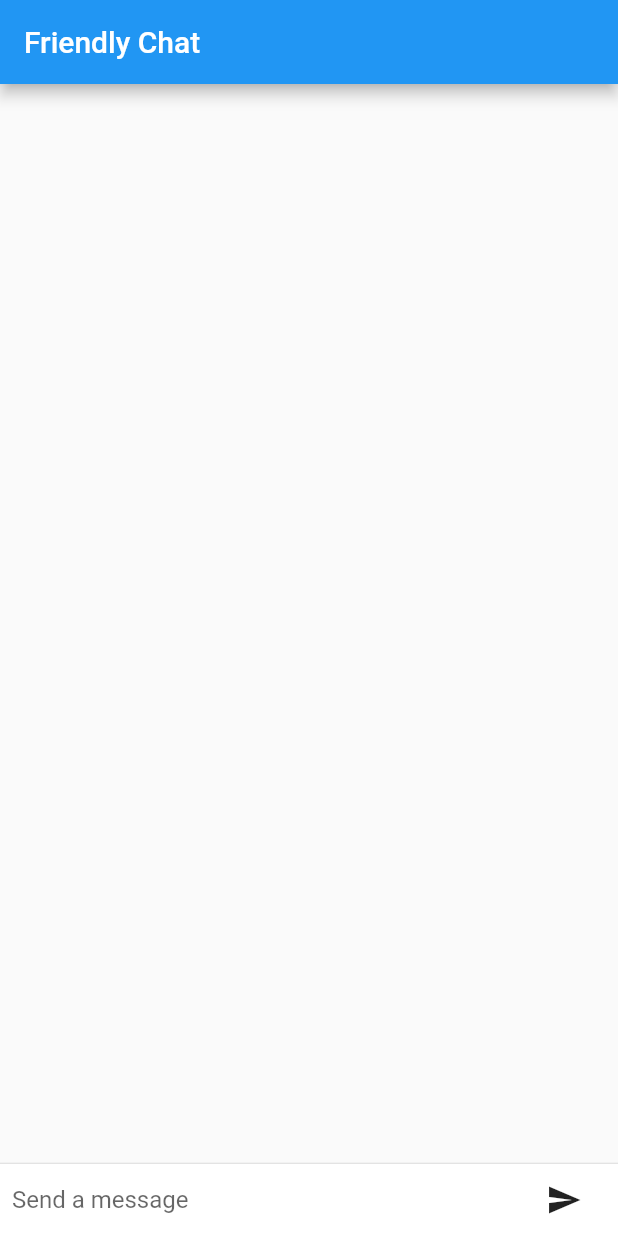
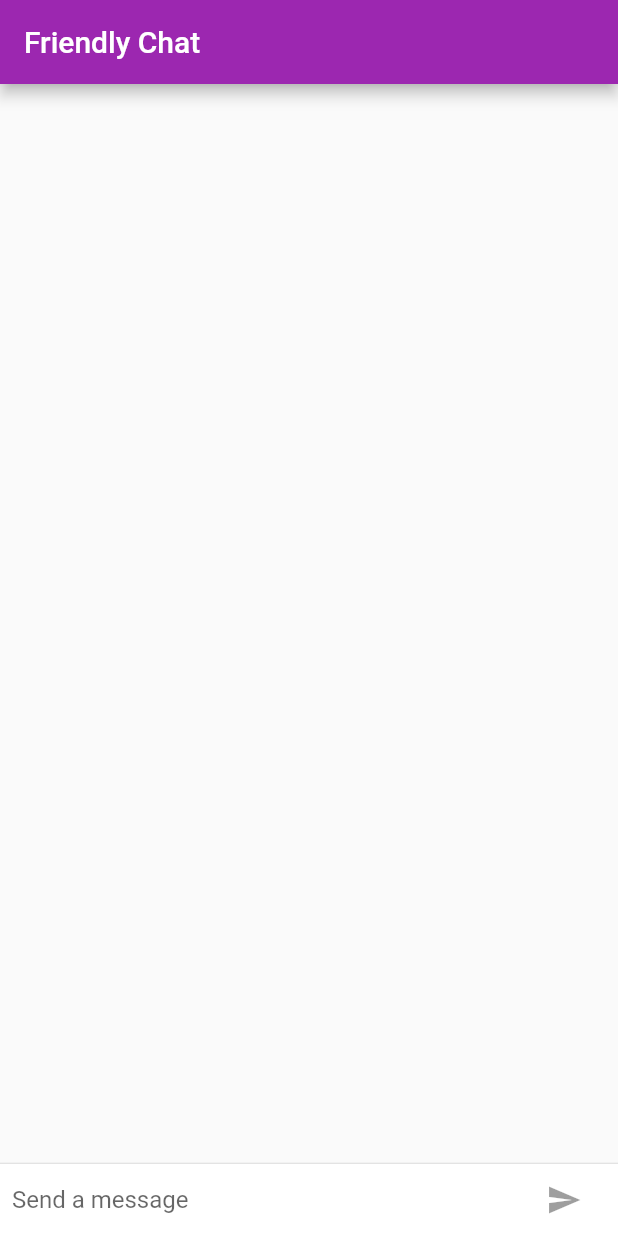
Before and after one commit to Deisun/friendlychat, a Flutter app: the screen it shows after launch, on a phone screen of 412 x 824 dp. Run offline on Flutter 3.47's test engine with Material 2 defaults, Android fonts, the phone set to English and light mode, and no system bars.

Commit message:
Added small tweaks to IOS and Android looks.

```diff
--- a/lib/main.dart
+++ b/lib/main.dart
@@ -1,14 +1,30 @@
 import 'package:flutter/material.dart';
+import 'package:flutter/foundation.dart';
+import 'package:flutter/cupertino.dart';
 
 const String _name = "Rob";
 
-void main() => runApp(MyApp());
+final ThemeData kIOSTheme = ThemeData(
+  primarySwatch: Colors.orange,
+  primaryColor: Colors.grey[100],
+  primaryColorBrightness: Brightness.light,
+);
 
-class MyApp extends StatelessWidget {
+final ThemeData kDefaultTheme = ThemeData(
+  primarySwatch: Colors.purple,
+  accentColor: Colors.orangeAccent[400],
+);
+
+void main() => runApp(FriendlyChatApp());
+
+class FriendlyChatApp extends StatelessWidget {
   @override
   Widget build(BuildContext context) {
     return MaterialApp(
       title: 'Friendly Chat',
+      theme: defaultTargetPlatform == TargetPlatform.iOS
+          ? kIOSTheme
+          : kDefaultTheme,
       home: ChatScreen(),
     );
   }
@@ -23,14 +39,21 @@ class ChatScreenState extends State<ChatScreen> with TickerProviderStateMixin {
   final List<ChatMessage> _messages = <ChatMessage>[];
   final TextEditingController _textEditingController =
       new TextEditingController();
+  bool _isComposing = false;
 
   @override
   Widget build(BuildContext context) {
     return Scaffold(
       appBar: AppBar(
         title: Text("Friendly Chat"),
+        elevation: Theme.of(context).platform == TargetPlatform.iOS ? 0.0 : 4.0,
       ),
-      body: Column(
+      body: Container(
+        decoration: Theme.of(context).platform == TargetPlatform.iOS
+            ? BoxDecoration(
+                border: Border(top: BorderSide(color: Colors.grey[200])))
+            : null,
+        child: Column(
           children: <Widget>[
             Flexible(
               child: ListView.builder(
@@ -47,6 +70,7 @@ class ChatScreenState extends State<ChatScreen> with TickerProviderStateMixin {
             ),
           ],
         ),
+      ),
     );
   }
 
@@ -58,14 +82,28 @@ class ChatScreenState extends State<ChatScreen> with TickerProviderStateMixin {
           Flexible(
               child: TextField(
             controller: _textEditingController,
+            onChanged: (String text) {
+              setState(() {
+                _isComposing = text.length > 0;
+              });
+            },
             onSubmitted: _handleSubmitted,
             decoration: InputDecoration.collapsed(hintText: "Send a message"),
           )),
           Container(
             margin: EdgeInsets.symmetric(horizontal: 4.0),
-            child: IconButton(
+            child: Theme.of(context).platform == TargetPlatform.iOS
+                ? CupertinoButton(
+                    child: Text("Send"),
+                    onPressed: _isComposing
+                        ? () => _handleSubmitted(_textEditingController.text)
+                        : null,
+                  )
+                : IconButton(
                     icon: Icon(Icons.send),
-              onPressed: () => _handleSubmitted(_textEditingController.text),
+                    onPressed: _isComposing
+                        ? () => _handleSubmitted(_textEditingController.text)
+                        : null,
                   ),
           ),
         ],
@@ -75,6 +113,9 @@ class ChatScreenState extends State<ChatScreen> with TickerProviderStateMixin {
 
   void _handleSubmitted(String text) {
     _textEditingController.clear();
+    setState(() {
+      _isComposing = false;
+    });
 
     ChatMessage message = new ChatMessage(
       text: text,
@@ -122,7 +163,8 @@ class ChatMessage extends StatelessWidget {
                   child: Text(_name[0]),
                 ),
               ),
-              Column(
+              Expanded(
+                child: Column(
                   crossAxisAlignment: CrossAxisAlignment.start,
                   children: <Widget>[
                     Text(_name, style: Theme.of(context).textTheme.subhead),
@@ -132,9 +174,9 @@ class ChatMessage extends StatelessWidget {
                     ),
                   ],
                 ),
+              ),
             ],
           ),
-        )
-    );
+        ));
   }
 }
```
Also changed, not shown: 1 other file. Lines whose indentation alone changed are shown as unchanged.
